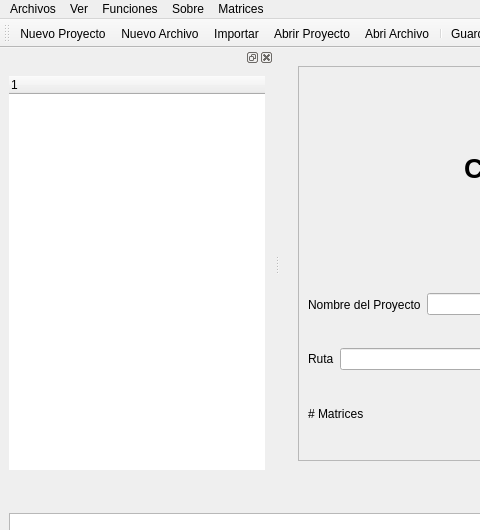
Old version of the form Gamma/mainwindow.ui in the repository enrique76/Gamma; both pictures show x 0 to 480 and y 0 to 530 of the 1348 by 736 pixel window.
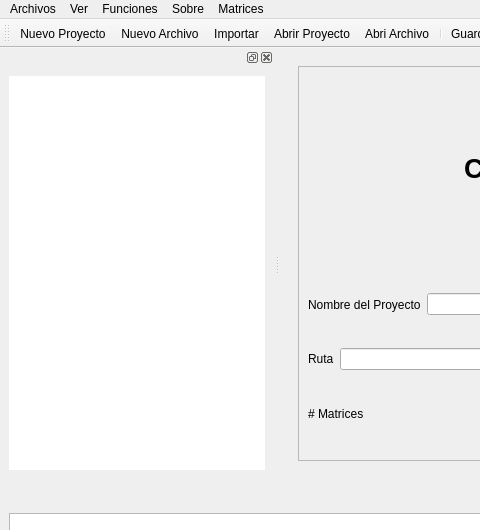
New version of the form. Icons and pictures are not drawn.

Diff of the .ui file:
```diff
--- a/Gamma/mainwindow.ui
+++ b/Gamma/mainwindow.ui
@@ -770,7 +770,7 @@
         <bool>true</bool>
        </property>
        <attribute name="headerVisible">
-        <bool>true</bool>
+        <bool>false</bool>
        </attribute>
        <column>
         <property name="text">
```
Left out of the diff: 27 changed lines with no effect on the pictures.
